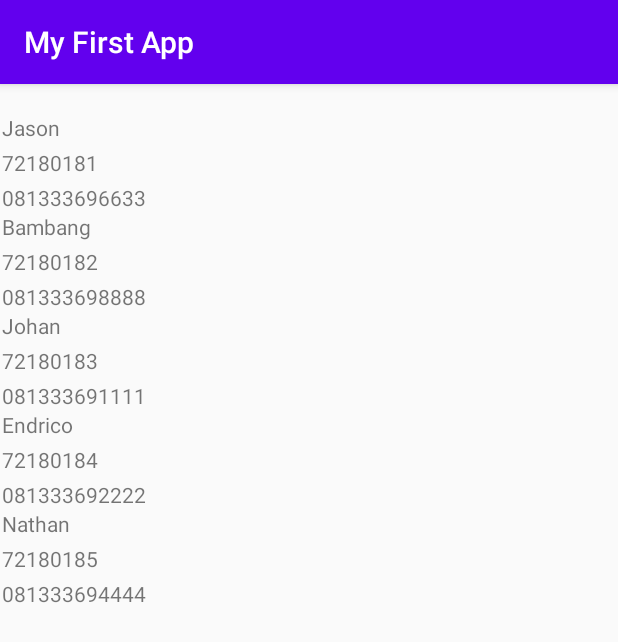
After one commit to jason-si181/Progmob-2020, an Android app: the RecyclerActivity screen opened directly, with no data from a screen before it, on a phone screen of 412 x 824 dp. The commit adds this screen. Shown: the top 642 px of the screen. Run offline under Robolectric (Android 15) with nearby library versions, the phone set to English and light mode, and no system bars.

Commit message:
Tugas 3 CardView
Progmob RecyclerView Done

```diff
--- a/app/build.gradle
+++ b/app/build.gradle
@@ -29,5 +29,5 @@ dependencies {
     testImplementation 'junit:junit:4.12'
     androidTestImplementation 'androidx.test.ext:junit:1.1.1'
     androidTestImplementation 'androidx.test.espresso:espresso-core:3.2.0'
-
+    implementation "androidx.recyclerview:recyclerview:1.1.0"
 }
--- a/app/src/main/AndroidManifest.xml
+++ b/app/src/main/AndroidManifest.xml
@@ -9,7 +9,8 @@
         android:roundIcon="@mipmap/ic_launcher_round"
         android:supportsRtl="true"
         android:theme="@style/AppTheme">
-        <activity android:name=".Pertemuan2.ListActivity"></activity>
+        <activity android:name=".Pertemuan2.RecyclerActivity"></activity>
+        <activity android:name=".Pertemuan2.ListActivity" />
         <activity android:name=".TrackerActivity" />
         <activity android:name=".HelpActivity" />
         <activity android:name=".MainActivity">
--- /dev/null
+++ b/app/src/main/java/com/example/myfirstapp/Adapter/MahasiswaRecyclerAdapter.java
@@ -0,0 +1,67 @@
+package com.example.myfirstapp.Adapter;
+
+import android.content.Context;
+import android.view.LayoutInflater;
+import android.view.View;
+import android.view.ViewGroup;
+import android.widget.TextView;
+
+import androidx.annotation.NonNull;
+import androidx.recyclerview.widget.RecyclerView;
+
+import com.example.myfirstapp.Model.Mahasiswa;
+import com.example.myfirstapp.R;
+
+import java.util.ArrayList;
+import java.util.List;
+
+public class MahasiswaRecyclerAdapter extends RecyclerView.Adapter<MahasiswaRecyclerAdapter.ViewHolder> {
+    private Context context;
+    private List<Mahasiswa> mahasiswaList;
+
+    public MahasiswaRecyclerAdapter(Context context) {
+        this.context = context;
+        mahasiswaList = new ArrayList<>();
+    }
+
+    public List<Mahasiswa> getMahasiswaList() {
+        return mahasiswaList;
+    }
+
+    public void setMahasiswaList(List<Mahasiswa> mahasiswaList) {
+        this.mahasiswaList = mahasiswaList;
+        notifyDataSetChanged();
+    }
+
+    @NonNull
+    @Override
+    public ViewHolder onCreateViewHolder(@NonNull ViewGroup parent, int viewType) {
+        View v = LayoutInflater.from(context).inflate(R.layout.item_list_recycler,parent,false);
+        return new ViewHolder(v);
+    }
+
+    @Override
+    public void onBindViewHolder(@NonNull ViewHolder holder, int position) {
+        Mahasiswa m = mahasiswaList.get(position);
+
+        holder.tvNama.setText(m.getNama());
+        holder.tvNoTelp.setText(m.getNotelp());
+        holder.tvNim.setText(m.getNim());
+    }
+
+    @Override
+    public int getItemCount() {
+        return mahasiswaList.size();
+    }
+
+    public class ViewHolder extends RecyclerView.ViewHolder{
+        private TextView tvNama, tvNim, tvNoTelp;
+
+        public ViewHolder(@NonNull View itemView) {
+            super(itemView);
+            tvNama = itemView.findViewById(R.id.tvNama);
+            tvNim = itemView.findViewById(R.id.tvNim);
+            tvNoTelp = itemView.findViewById(R.id.tvNoTelp);
+        }
+    }
+}
--- /dev/null
+++ b/app/src/main/java/com/example/myfirstapp/Model/Mahasiswa.java
@@ -0,0 +1,37 @@
+package com.example.myfirstapp.Model;
+
+public class Mahasiswa {
+    private String nama;
+    private String nim;
+    private String notelp;
+
+    public Mahasiswa(String nama, String nim, String notelp) {
+        this.nama = nama;
+        this.nim = nim;
+        this.notelp = notelp;
+    }
+
+    public String getNama() {
+        return nama;
+    }
+
+    public void setNama(String nama) {
+        this.nama = nama;
+    }
+
+    public String getNim() {
+        return nim;
+    }
+
+    public void setNim(String nim) {
+        this.nim = nim;
+    }
+
+    public String getNotelp() {
+        return notelp;
+    }
+
+    public void setNotelp(String notelp) {
+        this.notelp = notelp;
+    }
+}
--- /dev/null
+++ b/app/src/main/java/com/example/myfirstapp/Pertemuan2/RecyclerActivity.java
@@ -0,0 +1,48 @@
+package com.example.myfirstapp.Pertemuan2;
+
+import androidx.appcompat.app.AppCompatActivity;
+import androidx.recyclerview.widget.LinearLayoutManager;
+import androidx.recyclerview.widget.RecyclerView;
+
+import android.os.Bundle;
+
+import com.example.myfirstapp.Adapter.MahasiswaRecyclerAdapter;
+import com.example.myfirstapp.Model.Mahasiswa;
+import com.example.myfirstapp.R;
+
+import java.util.ArrayList;
+import java.util.List;
+
+public class RecyclerActivity extends AppCompatActivity {
+
+    @Override
+    protected void onCreate(Bundle savedInstanceState) {
+        super.onCreate(savedInstanceState);
+        setContentView(R.layout.activity_recycler);
+
+        RecyclerView rv = (RecyclerView)findViewById(R.id.rvLatihan);
+        MahasiswaRecyclerAdapter mahasiswaRecyclerAdapter;
+
+        //data dummy
+        List<Mahasiswa> mahasiswaList = new ArrayList<Mahasiswa>();
+
+        //generate data mahasiswa
+        Mahasiswa m1 = new Mahasiswa("Jason","72180181","081333696633");
+        Mahasiswa m2 = new Mahasiswa("Bambang","72180182","081333698888");
+        Mahasiswa m3 = new Mahasiswa("Johan","72180183","081333691111");
+        Mahasiswa m4 = new Mahasiswa("Endrico","72180184","081333692222");
+        Mahasiswa m5 = new Mahasiswa("Nathan","72180185","081333694444");
+
+        mahasiswaList.add(m1);
+        mahasiswaList.add(m2);
+        mahasiswaList.add(m3);
+        mahasiswaList.add(m4);
+        mahasiswaList.add(m5);
+
+        mahasiswaRecyclerAdapter = new MahasiswaRecyclerAdapter(RecyclerActivity.this);
+        mahasiswaRecyclerAdapter.setMahasiswaList(mahasiswaList);
+
+        rv.setLayoutManager(new LinearLayoutManager(RecyclerActivity.this));
+        rv.setAdapter(mahasiswaRecyclerAdapter);
+    }
+}
--- a/app/src/main/res/layout/activity_list.xml
+++ b/app/src/main/res/layout/activity_recycler.xml
@@ -4,24 +4,14 @@
     xmlns:tools="http://schemas.android.com/tools"
     android:layout_width="match_parent"
     android:layout_height="match_parent"
-    tools:context=".Pertemuan2.ListActivity">
+    tools:context=".Pertemuan2.RecyclerActivity">
 
-    <ListView
-        android:id="@+id/lvLatihan"
-        android:layout_width="416dp"
-        android:layout_height="620dp"
+    <androidx.recyclerview.widget.RecyclerView
+        android:id="@+id/rvLatihan"
+        android:layout_width="409dp"
+        android:layout_height="729dp"
+        app:layout_constraintBottom_toBottomOf="parent"
+        app:layout_constraintEnd_toEndOf="parent"
         app:layout_constraintStart_toStartOf="parent"
         app:layout_constraintTop_toTopOf="parent" />
-
-    <Spinner
-        android:id="@+id/spinnerLatihan"
-        android:layout_width="409dp"
-        android:layout_height="wrap_content"
-        android:layout_marginTop="24dp"
-        app:layout_constraintBottom_toBottomOf="parent"
-        app:layout_constraintEnd_toEndOf="parent"
-        app:layout_constraintHorizontal_bias="1.0"
-        app:layout_constraintStart_toStartOf="parent"
-        app:layout_constraintTop_toBottomOf="@+id/lvLatihan"
-        app:layout_constraintVertical_bias="0.269" />
 </androidx.constraintlayout.widget.ConstraintLayout>
--- /dev/null
+++ b/app/src/main/res/layout/item_list_recycler.xml
@@ -0,0 +1,47 @@
+<?xml version="1.0" encoding="utf-8"?>
+<LinearLayout xmlns:android="http://schemas.android.com/apk/res/android"
+    xmlns:app="http://schemas.android.com/apk/res-auto"
+    xmlns:tools="http://schemas.android.com/tools"
+    android:layout_width="match_parent"
+    android:layout_height="wrap_content"
+    android:orientation="vertical">
+
+    <androidx.constraintlayout.widget.ConstraintLayout
+        android:layout_width="match_parent"
+        android:layout_height="match_parent"
+        android:layout_weight="1">
+
+        <TextView
+            android:id="@+id/tvNoTelp"
+            android:layout_width="0dp"
+            android:layout_height="wrap_content"
+            android:layout_marginTop="4dp"
+            android:layout_weight="1"
+            android:text="TextView"
+            app:layout_constraintEnd_toEndOf="parent"
+            app:layout_constraintStart_toStartOf="parent"
+            app:layout_constraintTop_toBottomOf="@+id/tvNim" />
+
+        <TextView
+            android:id="@+id/tvNim"
+            android:layout_width="0dp"
+            android:layout_height="wrap_content"
+            android:layout_marginTop="4dp"
+            android:layout_weight="1"
+            android:text="TextView"
+            app:layout_constraintEnd_toEndOf="parent"
+            app:layout_constraintStart_toStartOf="parent"
+            app:layout_constraintTop_toBottomOf="@+id/tvNama" />
+
+        <TextView
+            android:id="@+id/tvNama"
+            android:layout_width="0dp"
+            android:layout_height="wrap_content"
+            android:layout_weight="1"
+            android:text="TextView"
+            app:layout_constraintEnd_toEndOf="parent"
+            app:layout_constraintStart_toStartOf="parent"
+            app:layout_constraintTop_toTopOf="parent" />
+    </androidx.constraintlayout.widget.ConstraintLayout>
+
+</LinearLayout>
```
Also changed, not shown: app/src/main/java/com/example/myfirstapp/MainActivity.java (+8 -0 lines), app/src/main/res/layout/activity_main.xml (+46 -45 lines).
